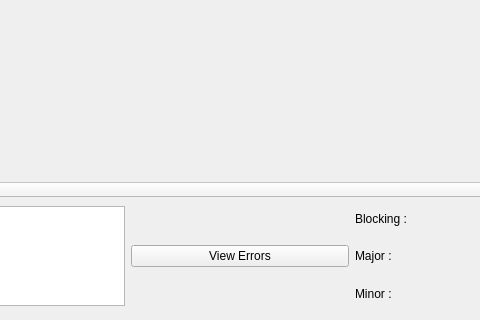
The window that namalysator/w_structview.ui (phungthomas/Namalysator) describes before a commit, drawn with Qt 5; both pictures show x 386 to 866 and y 580 to 900 of the 1194 by 900 pixel window.
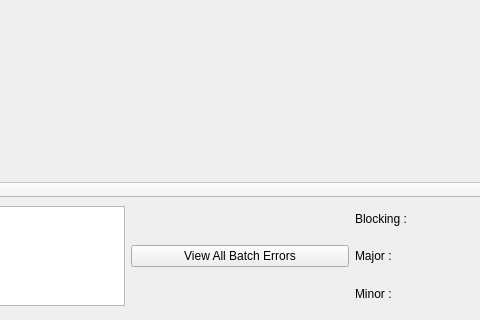
The same window after the commit.

Commit message: fix : parameter of calling function was wrong + presentation naming

Patch:
```diff
--- a/namalysator/w_structview.ui
+++ b/namalysator/w_structview.ui
@@ -317,7 +317,7 @@
      <item>
       <widget class="QPushButton" name="btnViewHtml">
        <property name="text">
-        <string>View Errors</string>
+        <string>View All Batch Errors</string>
        </property>
       </widget>
      </item>
```
The commit also changes 1 other file.
